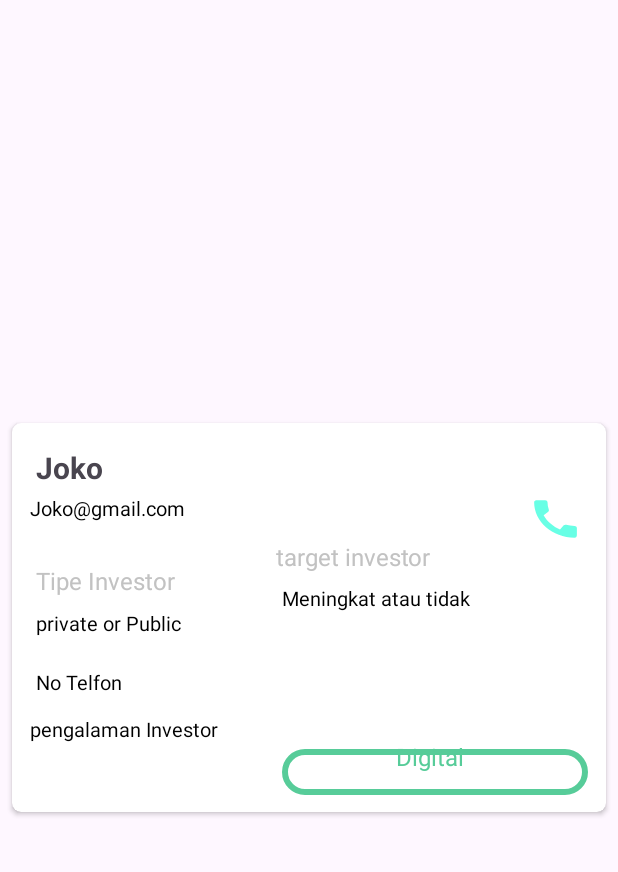
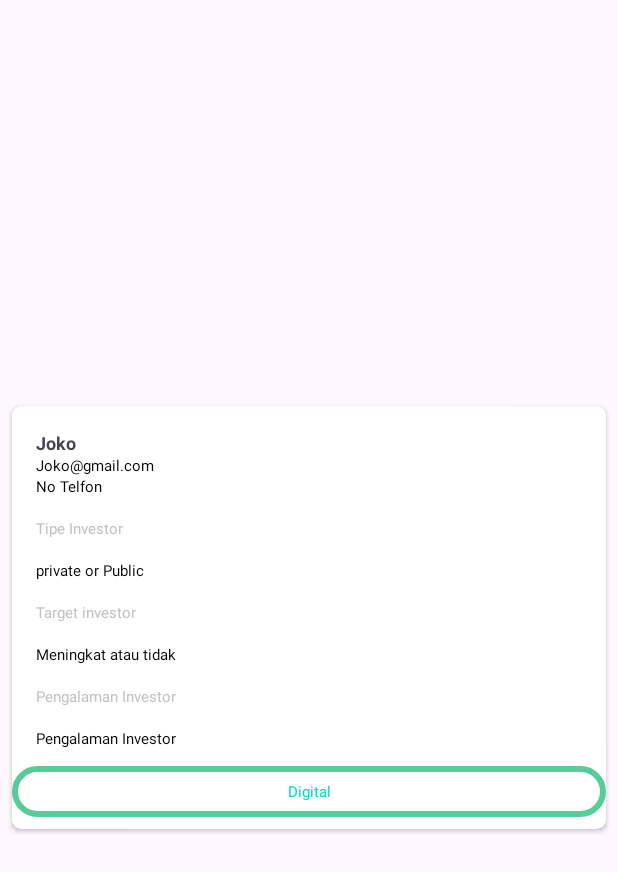
Before and after one commit to raihanghafar/FundUp, an Android app: the layout item_investor.xml on its own in the app's theme, with its tools: preview values and no code run, on a phone screen of 412 x 824 dp. Shown: the top 872 px of the screen. Run offline under Robolectric (Android 15) with nearby library versions, the phone set to English and light mode, and no system bars.

Commit message:
Several changes

```diff
--- a/app/src/main/res/layout/activity_ceo_question1.xml
+++ b/app/src/main/res/layout/activity_ceo_question1.xml
@@ -45,7 +45,7 @@
         android:layout_height="41dp"
         android:layout_marginBottom="316dp"
         android:fontFamily="@font/poppins_semibold"
-        android:text="NIK"
+        android:text="No. Telepon"
         android:textSize="24sp"
         app:layout_constraintBottom_toBottomOf="parent"
         app:layout_constraintEnd_toEndOf="@+id/questionCeoEmail"
@@ -96,7 +96,7 @@
         android:background="@drawable/edittext_background"
         android:ems="10"
         android:fontFamily="@font/poppins_light"
-        android:hint="Nomor Induk Kependudukan"
+        android:hint="Masukkan nomor telepon Anda"
         android:inputType="text"
         android:paddingStart="10dp"
         android:paddingTop="8dp"
--- a/app/src/main/res/layout/activity_investor_question1.xml
+++ b/app/src/main/res/layout/activity_investor_question1.xml
@@ -45,7 +45,7 @@
         android:layout_height="41dp"
         android:layout_marginBottom="316dp"
         android:fontFamily="@font/poppins_semibold"
-        android:text="NIK"
+        android:text="No. Telepon"
         android:textSize="24sp"
         app:layout_constraintBottom_toBottomOf="parent"
         app:layout_constraintEnd_toEndOf="@+id/questionInvestorEmail"
@@ -96,7 +96,7 @@
         android:background="@drawable/edittext_background"
         android:ems="10"
         android:fontFamily="@font/poppins_light"
-        android:hint="Nomor Induk Kependudukan"
+        android:hint="Masukkan nomor telepon Anda"
         android:inputType="text"
         android:paddingStart="10dp"
         android:paddingTop="8dp"
--- a/app/src/main/res/layout/item_investor.xml
+++ b/app/src/main/res/layout/item_investor.xml
@@ -13,10 +13,10 @@
     android:layout_marginBottom="4dp"
     card_view:cardCornerRadius="6dp">
 
-    <androidx.constraintlayout.widget.ConstraintLayout
+    <LinearLayout
         android:layout_width="match_parent"
-        android:layout_height="259dp"
-        android:orientation="horizontal">
+        android:layout_height="282dp"
+        android:orientation="vertical">
 
         <TextView
             android:id="@+id/namaLengkapTextView"
@@ -25,126 +25,97 @@
             android:layout_marginStart="16dp"
             android:layout_marginTop="16dp"
             android:text="@string/nama"
-            android:textSize="20sp"
-            android:textStyle="bold"
-            app:layout_constraintStart_toStartOf="parent"
-            app:layout_constraintTop_toTopOf="parent" />
+            android:textSize="12sp"
+            android:textStyle="bold" />
 
         <TextView
             android:id="@+id/emailInvestorTextView"
             android:layout_width="wrap_content"
             android:layout_height="wrap_content"
-            android:layout_marginStart="12dp"
-            android:layout_marginTop="4dp"
+            android:layout_marginStart="16dp"
             android:text="@string/email"
-            android:textAppearance="@style/www_webinar"
-            app:layout_constraintStart_toStartOf="parent"
-            app:layout_constraintTop_toBottomOf="@id/namaLengkapTextView" />
+            android:textAppearance="@style/www_webinar" />
 
-        <RelativeLayout
-            android:id="@+id/group_57"
-            android:layout_width="38dp"
-            android:layout_height="33dp"
-            android:layout_marginStart="228dp"
-            android:layout_marginTop="4dp"
-            android:background="@drawable/call"
-            app:layout_constraintStart_toEndOf="@id/emailInvestorTextView"
-            app:layout_constraintTop_toBottomOf="@id/namaLengkapTextView" />
+        <TextView
+            android:id="@+id/nikInvestorTextView"
+            android:layout_width="wrap_content"
+            android:layout_height="wrap_content"
+            android:layout_marginStart="16dp"
+            android:text="@string/tlfon"
+            android:textAppearance="@style/www_text"/>
 
         <TextView
             android:id="@+id/typeinves"
             android:layout_width="wrap_content"
             android:layout_height="wrap_content"
             android:layout_marginStart="16dp"
-            android:layout_marginTop="28dp"
+            android:layout_marginTop="14dp"
             android:text="@string/type"
-            android:textAppearance="@style/tingkat_per"
-            app:layout_constraintStart_toStartOf="parent"
-            app:layout_constraintTop_toBottomOf="@id/emailInvestorTextView" />
+            android:textAppearance="@style/tingkat_per" />
 
         <TextView
             android:id="@+id/tipeInvestorTextView"
             android:layout_width="wrap_content"
             android:layout_height="wrap_content"
             android:layout_marginStart="16dp"
-            android:layout_marginTop="8dp"
+            android:layout_marginTop="14dp"
             android:text="@string/jenis"
-            android:textAppearance="@style/www_webinar"
-            app:layout_constraintStart_toStartOf="parent"
-            app:layout_constraintTop_toBottomOf="@id/typeinves" />
+            android:textAppearance="@style/www_webinar" />
 
         <TextView
             android:id="@+id/targetinves"
-            android:layout_width="157dp"
-            android:layout_height="25dp"
-            android:layout_alignParentStart="true"
-            android:layout_alignParentTop="true"
-            android:layout_marginStart="160dp"
-            android:layout_marginBottom="156dp"
-            android:gravity="top"
+            android:layout_width="wrap_content"
+            android:layout_height="wrap_content"
+            android:layout_marginStart="16dp"
+            android:layout_marginTop="14dp"
             android:text="@string/target"
-            android:textAppearance="@style/tingkat_per"
-            app:layout_constraintStart_toStartOf="@id/typeinves"
-            card_view:layout_constraintBottom_toBottomOf="parent" />
+            android:textAppearance="@style/tingkat_per" />
 
         <TextView
             android:id="@+id/targetPerkembanganTextView"
-            android:layout_width="185dp"
-            android:layout_height="24dp"
-            android:layout_marginStart="180dp"
-            android:layout_marginTop="4dp"
-            android:text="@string/growth"
-            android:textAppearance="@style/www_webinar"
-            app:layout_constraintStart_toStartOf="parent"
-            app:layout_constraintTop_toBottomOf="@id/targetinves" />
-
-        <TextView
-            android:id="@+id/nikInvestorTextView"
             android:layout_width="wrap_content"
             android:layout_height="wrap_content"
             android:layout_marginStart="16dp"
-            android:layout_marginTop="32dp"
-            android:text="@string/tlfon"
-            android:textAppearance="@style/www_webinar"
-            app:layout_constraintStart_toStartOf="parent"
-            app:layout_constraintTop_toBottomOf="@id/targetPerkembanganTextView" />
+            android:layout_marginTop="14dp"
+            android:text="@string/growth"
+            android:textAppearance="@style/www_webinar" />
+
+        <TextView
+            android:id="@+id/pengalamanInves"
+            android:layout_width="wrap_content"
+            android:layout_height="wrap_content"
+            android:layout_marginStart="16dp"
+            android:layout_marginTop="14dp"
+            android:text="@string/pengalaman"
+            android:textAppearance="@style/tingkat_per" />
 
         <TextView
             android:id="@+id/pengalamanInvestasiTextView"
             android:layout_width="wrap_content"
+            android:layout_height="25dp"
+            android:layout_marginStart="16dp"
+            android:layout_marginTop="14dp"
+            android:text="@string/pengalaman"
+            android:textAppearance="@style/www_text" />
+
+        <LinearLayout
+            android:layout_width="match_parent"
             android:layout_height="wrap_content"
-            android:layout_marginStart="12dp"
-            android:layout_marginTop="52dp"
-            android:text="@string/pengalaman"
-            android:textAppearance="@style/www_webinar"
-            app:layout_constraintStart_toStartOf="parent"
-            app:layout_constraintTop_toBottomOf="@id/tipeInvestorTextView" />
+            android:background="@drawable/kustimasi"
+            android:gravity="center"
+            android:padding="10dp"
+            android:paddingTop="5dp">
 
-        <View
-            android:id="@+id/rectangle_5"
-            android:layout_width="204dp"
-            android:layout_height="30.49dp"
-            android:layout_alignParentLeft="true"
-            android:layout_alignParentTop="true"
-            android:layout_marginStart="180dp"
-            android:layout_marginTop="4dp"
-            android:background="@drawable/kustimasi"
-            app:layout_constraintStart_toStartOf="parent"
-            app:layout_constraintTop_toBottomOf="@id/pengalamanInvestasiTextView" />
+            <TextView
+                android:id="@+id/targetIndustriTextView"
+                android:layout_width="match_parent"
+                android:layout_height="wrap_content"
+                android:text="Digital"
+                android:textAlignment="center"
+                android:textColor="@color/teal_200"
+                android:textSize="10dp" /> <!-- Set the text color, e.g., white -->
 
-        <TextView
-            android:id="@+id/targetIndustriTextView"
-            android:layout_width="67dp"
-            android:layout_height="28dp"
-            android:layout_alignParentLeft="true"
-            android:layout_alignParentTop="true"
-            android:layout_marginStart="256dp"
-            android:layout_marginTop="80dp"
-            android:gravity="top"
-            android:text="@string/distribusi"
-            android:textAppearance="@style/industri_st"
-            app:layout_constraintStart_toStartOf="parent"
-            app:layout_constraintTop_toBottomOf="@id/targetPerkembanganTextView" />
+        </LinearLayout>
 
-    </androidx.constraintlayout.widget.ConstraintLayout>
+    </LinearLayout>
 </androidx.cardview.widget.CardView>
--- a/app/src/main/res/values/colors.xml
+++ b/app/src/main/res/values/colors.xml
@@ -3,4 +3,5 @@
     <color name="black">#FF000000</color>
     <color name="white">#FFFFFFFF</color>
     <color name="progressBarColor">#4CBE9D</color>
+    <color name="teal_200">#FF03DAC5</color>
 </resources>
--- a/app/src/main/res/values/strings.xml
+++ b/app/src/main/res/values/strings.xml
@@ -73,9 +73,9 @@
     <string name="nama">Joko</string>
     <string name="distribusi">Digital</string>
     <string name="jenis">private or Public</string>
-    <string name="pengalaman">pengalaman Investor</string>
+    <string name="pengalaman">Pengalaman Investor</string>
     <string name="tlfon">No Telfon</string>
-    <string name="target">target investor</string>
+    <string name="target">Target investor</string>
     <string name="name_startup">Binar Academy</string>
     <string name="industri">Bisnis</string>
     <string name="target_startup">Target Perusahaan</string>
--- a/app/src/main/res/values/themes.xml
+++ b/app/src/main/res/values/themes.xml
@@ -13,21 +13,21 @@
         <item name="android:radius">16dp</item>
     </style>
     <style name="www_webinar">
-        <item name="android:textSize">13sp</item>
+        <item name="android:textSize">10sp</item>
         <item name="android:textColor">#000000</item>
     </style>
     <style name="www_text">
-        <item name="android:textSize">16sp</item>
+        <item name="android:textSize">10sp</item>
         <item name="android:textColor">#000000</item>
     </style>
 
     <style name="tingkat_per">
-        <item name="android:textSize">16sp</item>
+        <item name="android:textSize">10sp</item>
         <item name="android:textColor">#C2C2C2</item>
     </style>
 
     <style name="industri_st">
-        <item name="android:textSize">16sp</item>
+        <item name="android:textSize">10sp</item>
         <item name="android:textColor">#57CC99</item>
     </style>
 </resources>
```
Also changed, not shown: app/src/main/res/layout/item_startup.xml (+52 -90 lines).
